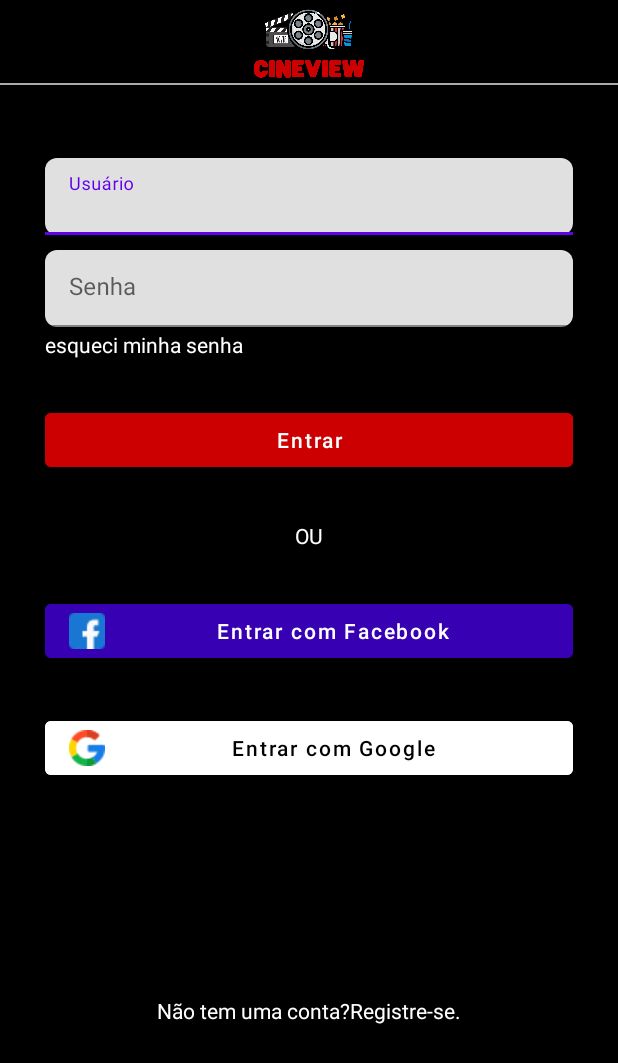
After one commit to grupo-6-cineview/cineview, an Android app: the fragment LoginTelaFragment shown on its own in the app's theme, on a phone screen of 412 x 824 dp. The commit adds this screen. Shown: the top 1063 px of the screen. Run offline under Robolectric (Android 15) with nearby library versions, the phone set to English and light mode, and no system bars.

Commit message:
Tela de login

```diff
--- /dev/null
+++ b/Cineview/app/src/main/java/com/github/grupo6cineview/cineview/features/login/LoginTelaFragment.kt
@@ -0,0 +1,22 @@
+package com.github.grupo6cineview.cineview.features.login
+
+import android.os.Bundle
+import androidx.fragment.app.Fragment
+import android.view.LayoutInflater
+import android.view.View
+import android.view.ViewGroup
+import com.github.grupo6cineview.cineview.R
+
+
+class LoginTelaFragment : Fragment() {
+
+    override fun onCreateView(
+        inflater: LayoutInflater, container: ViewGroup?,
+        savedInstanceState: Bundle?
+    ): View? {
+        // Inflate the layout for this fragment
+        return inflater.inflate(R.layout.fragment_login_tela, container, false)
+    }
+
+
+}
--- /dev/null
+++ b/Cineview/app/src/main/res/layout/fragment_login_tela.xml
@@ -0,0 +1,159 @@
+<?xml version="1.0" encoding="utf-8"?>
+<ScrollView
+    xmlns:android="http://schemas.android.com/apk/res/android"
+    xmlns:app="http://schemas.android.com/apk/res-auto"
+    xmlns:tools="http://schemas.android.com/tools"
+    android:layout_width="match_parent"
+    android:layout_height="match_parent"
+    android:background="@color/black"
+    android:fillViewport="true"
+    tools:context=".features.login.LoginTelaFragment">
+
+    <androidx.constraintlayout.widget.ConstraintLayout
+        android:layout_width="match_parent"
+        android:layout_height="wrap_content">
+        <ImageView
+            android:id="@+id/imageLogo"
+            android:layout_width="match_parent"
+            android:layout_height="50dp"
+            android:layout_marginVertical="5dp"
+            android:src="@drawable/logo_full"
+            app:layout_constraintEnd_toEndOf="parent"
+            app:layout_constraintStart_toStartOf="parent"
+            app:layout_constraintTop_toTopOf="parent"
+            tools:ignore="MissingConstraints"/>
+
+        <View
+            app:layout_constraintTop_toBottomOf="@+id/imageLogo"
+            android:layout_width="match_parent"
+            android:layout_height="1dp"
+            android:background="@android:color/darker_gray"
+            />
+
+
+        <com.google.android.material.textfield.TextInputLayout
+            android:id="@+id/input_user"
+            android:layout_width="match_parent"
+            android:layout_height="51dp"
+            android:layout_marginTop="50dp"
+            android:layout_marginStart="30dp"
+            android:layout_marginEnd="30dp"
+            app:boxCornerRadiusBottomEnd="8dp"
+            app:boxCornerRadiusBottomStart="8dp"
+            app:boxCornerRadiusTopEnd="8dp"
+            app:boxCornerRadiusTopStart="8dp"
+            app:layout_constraintTop_toBottomOf="@+id/imageLogo"
+            tools:layout_editor_absoluteX="30dp">
+
+            <com.google.android.material.textfield.TextInputEditText
+                android:layout_width="match_parent"
+                android:inputType="textEmailAddress"
+                android:layout_height="match_parent"
+                android:hint="@string/usuario"
+                android:padding="15dp" />
+        </com.google.android.material.textfield.TextInputLayout>
+
+        <com.google.android.material.textfield.TextInputLayout
+            android:id="@+id/input_pass"
+            android:layout_width="match_parent"
+            android:layout_height="51dp"
+            android:layout_marginTop="10dp"
+            android:layout_marginStart="30dp"
+            android:layout_marginEnd="30dp"
+            android:layout_marginBottom="10dp"
+            app:boxCornerRadiusBottomEnd="8dp"
+            app:boxCornerRadiusBottomStart="8dp"
+            app:boxCornerRadiusTopEnd="8dp"
+            app:boxCornerRadiusTopStart="8dp"
+            app:layout_constraintBottom_toTopOf="@+id/forgotten"
+            app:layout_constraintTop_toBottomOf="@+id/input_user"
+            tools:layout_editor_absoluteX="30dp">
+
+            <com.google.android.material.textfield.TextInputEditText
+                android:layout_width="match_parent"
+                android:layout_height="match_parent"
+                android:inputType="textPassword"
+                android:hint="@string/senha"
+                android:padding="15dp" />
+        </com.google.android.material.textfield.TextInputLayout>
+
+        <TextView
+            android:id="@+id/forgotten"
+            android:layout_width="match_parent"
+            android:layout_height="0dp"
+            android:layout_marginStart="30dp"
+            android:layout_marginEnd="30dp"
+            android:layout_marginBottom="40dp"
+            android:focusable="true"
+            android:paddingTop="2dp"
+            android:text="@string/esqueci_minha_senha"
+            android:textColor="@color/white"
+            app:layout_constraintEnd_toEndOf="@+id/input_pass"
+            app:layout_constraintStart_toStartOf="@+id/input_pass"
+            app:layout_constraintTop_toBottomOf="@+id/input_pass" />
+
+        <Button
+            android:id="@+id/botao_entrar"
+            android:layout_width="match_parent"
+            android:layout_height="wrap_content"
+            android:layout_margin="30dp"
+            android:hint="Entrar"
+            android:textColorHint="@color/white"
+            app:layout_constraintTop_toBottomOf="@id/forgotten"
+            android:backgroundTint="@color/red_dark"
+            />
+
+
+        <TextView
+            android:id="@+id/or"
+            android:text="OU"
+            android:textColor="@color/white"
+            android:layout_width="match_parent"
+            android:layout_height="wrap_content"
+            app:layout_constraintEnd_toEndOf="parent"
+            app:layout_constraintStart_toStartOf="parent"
+            app:layout_constraintTop_toBottomOf="@id/botao_entrar"
+            android:layout_margin="30dp"
+            android:gravity="center"
+            />
+
+        <Button
+            android:id="@+id/botao_facebook"
+            android:layout_width="match_parent"
+            android:layout_height="wrap_content"
+            android:drawableLeft="@drawable/faceicon4"
+            android:layout_margin="30dp"
+            android:hint="@string/entrar_com_facebook"
+            android:textColorHint="@color/white"
+            app:layout_constraintTop_toBottomOf="@id/or"
+            android:backgroundTint="@color/purple_700"
+            />
+
+        <Button
+
+            android:id="@+id/google"
+            android:layout_width="match_parent"
+            android:layout_height="wrap_content"
+            android:layout_margin="30dp"
+            android:hint="@string/entrar_com_google"
+            android:drawableLeft="@drawable/google"
+            android:textColorHint="@color/black"
+            app:layout_constraintTop_toBottomOf="@id/botao_facebook"
+            android:backgroundTint="@color/white"
+            />
+
+
+        <TextView
+            android:id="@+id/subtitle"
+            android:layout_width="wrap_content"
+            android:layout_height="wrap_content"
+            android:layout_margin="80dp"
+            android:text="@string/n_o_tem_uma_conta_registre_se"
+            android:textColor="@color/white"
+            app:layout_constraintBottom_toBottomOf="parent"
+            app:layout_constraintEnd_toEndOf="parent"
+            app:layout_constraintStart_toStartOf="parent"
+            app:layout_constraintTop_toBottomOf="@id/google"/>
+
+    </androidx.constraintlayout.widget.ConstraintLayout>
+</ScrollView>
--- a/Cineview/app/src/main/res/values/strings.xml
+++ b/Cineview/app/src/main/res/values/strings.xml
@@ -1,5 +1,5 @@
+<!-- TODO: Remove or change this placeholder text -->
 <resources>
-    <!-- TODO: Remove or change this placeholder text -->
 <string name="hello_blank_fragment">Hello blank fragment</string>
 
 <string name="app_name">Cineview</string>
@@ -9,4 +9,14 @@
 <string name="release_date_movie_frag">Data de Lançamento:</string>
 <string name="runtime_movie_frag">Duração do Filme:</string>
 <string name="content_description_cast_member_image">Cast Member</string>
+<string name="usuario">Usuário</string>
+<string name="senha">Senha</string>
+<string name="esqueci_minha_senha">esqueci minha senha</string>
+<string name="entrar_com_facebook">Entrar com Facebook</string>
+<string name="entrar_com_google">Entrar com Google</string>
+<string name="n_o_tem_uma_conta_registre_se">Não tem uma conta?Registre-se.</string>
+<string name="nome_completo">Nome Completo</string>
+<string name="email">Email</string>
+<string name="confirme_sua_senha">Confirme sua senha</string>
+<string name="enviar">Enviar</string>
     </resources>
```
Also changed, not shown: Cineview/app/src/main/java/com/github/grupo6cineview/cineview/features/login/CadastroTelaFragment.kt (added, +22 -0 lines), Cineview/app/src/main/res/layout/fragment_cadastro_tela.xml (added, +157 -0 lines), Cineview/app/src/main/res/drawable/faceicon4.png (added), Cineview/app/src/main/res/drawable/google.png (added), Cineview/app/src/main/res/drawable/logo_full.webp (added). Lines whose indentation alone changed are shown as unchanged.
